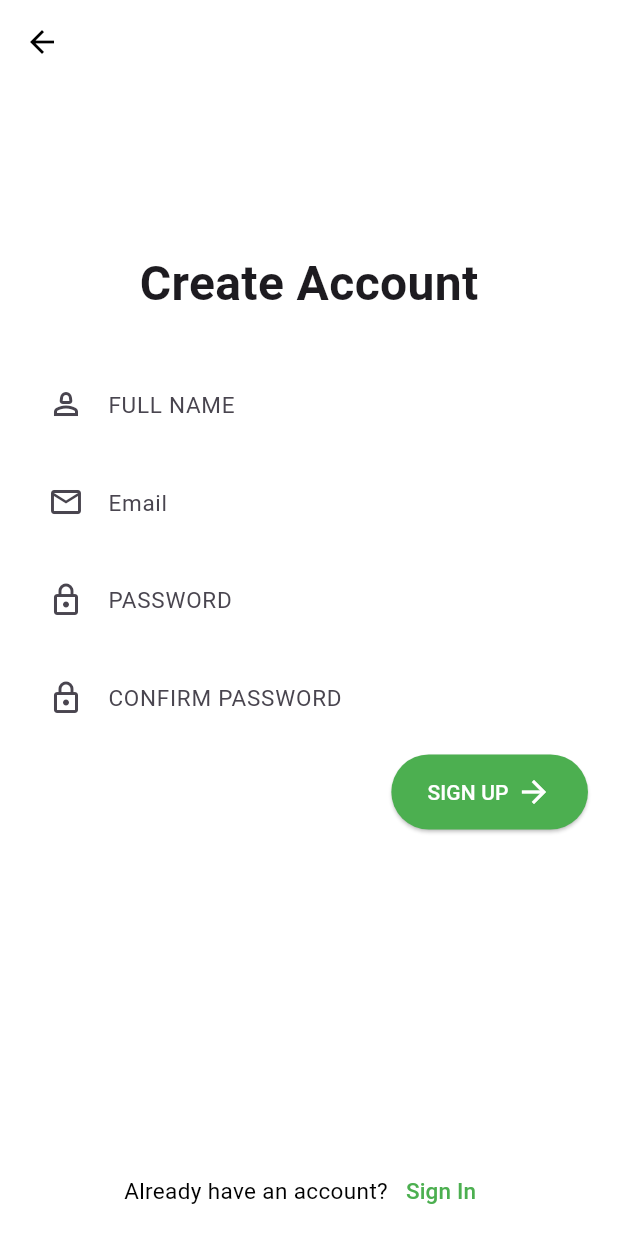
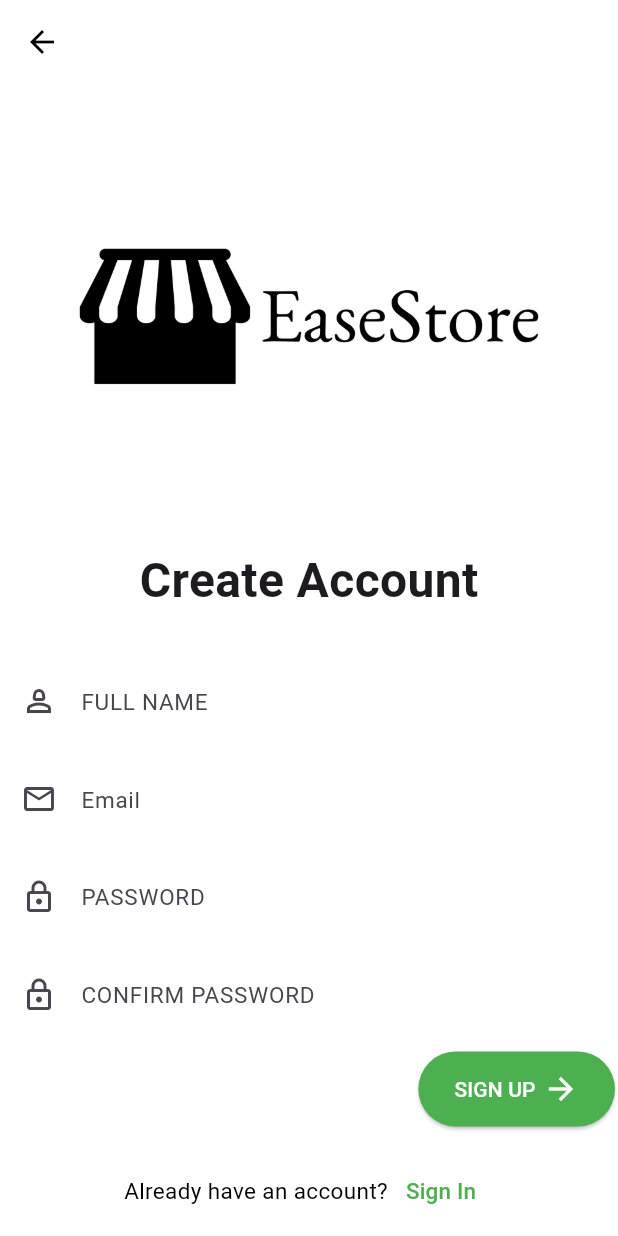
Before and after one commit to aswincs37/easestore, a Flutter app: the screen it shows after launch, after a tap on "Sign Up", on a phone screen of 412 x 824 dp. Run offline on Flutter 3.47's test engine with Material 3 defaults, Android fonts, the phone set to English and light mode, and no system bars; our stand-ins replace carousel_slider, cloud_firestore, firebase_auth, firebase_core, firebase_storage, image_picker and 1 more; accounts and stored records are empty; Roboto replaces fonts that are missing (SFUIDisplay).

Commit message:
final Update all

```diff
--- a/lib/screens/admin/ShowAllProducts.dart
+++ b/lib/screens/admin/ShowAllProducts.dart
@@ -47,7 +47,7 @@ class ShowAllProductsScreen extends StatelessWidget {
                           width: double.infinity,
                           child: Image.network(
                             product['imageUrls'][0], // Display the first image
-                            fit: BoxFit.cover,
+
                           ),
                         ),
                       const SizedBox(height: 10),
--- a/lib/screens/customer/Registration.dart
+++ b/lib/screens/customer/Registration.dart
@@ -79,9 +79,13 @@ class _RegistrationPageState extends State<RegistrationPage> {
       body: SafeArea(
         child: SingleChildScrollView(
           child: Padding(
-            padding: const EdgeInsets.fromLTRB(20, 110, 20, 110),
+            padding: const EdgeInsets.all(2),
             child: Column(
               children: [
+                  Container(
+
+            child: const Image(image: AssetImage("images/black.png")),
+                ),
                 const Text(
                   "Create Account",
                   style: TextStyle(fontSize: 32, fontWeight: FontWeight.bold),
--- a/lib/screens/customer/myaccount.dart
+++ b/lib/screens/customer/myaccount.dart
@@ -86,8 +86,8 @@ class MyAccount extends StatelessWidget {
                 },
               ),
               Image.asset(
-                'images/frock.jpg',
-                height: 150,
+                'images/logo1.png',
+                height: 200,
                 width: MediaQuery.of(context).size.width,
                 fit: BoxFit.cover,
               ),
--- a/lib/screens/customer/product_details.dart
+++ b/lib/screens/customer/product_details.dart
@@ -98,7 +98,7 @@ void addToCart(BuildContext context) async {
             items: product['imageUrls'].map<Widget>((imageUrl) {
               return Image.network(
                 imageUrl,
-                fit: BoxFit.cover,
+                //fit: BoxFit.cover,
                 width: double.infinity,
               );
             }).toList(),
--- a/lib/screens/login.dart
+++ b/lib/screens/login.dart
@@ -98,12 +98,18 @@ class _SignInState extends State<SignIn> {
         }
       },
       child: Scaffold(
+        backgroundColor: Colors.white,
         body: Padding(
-          padding: const EdgeInsets.fromLTRB(20, 110, 20, 110),
+          padding: const EdgeInsets.fromLTRB(20, 20, 20, 20),
+          child: SingleChildScrollView(
             child: Column(
               mainAxisAlignment: MainAxisAlignment.center,
               crossAxisAlignment: CrossAxisAlignment.start,
               children: [
+                Container(
+
+            child: Image(image: AssetImage("images/black.png")),
+                ),
                 const Text(
                   "Login",
                   style: TextStyle(fontSize: 32, fontWeight: FontWeight.bold),
@@ -118,7 +124,7 @@ class _SignInState extends State<SignIn> {
                   controller: emailAddressController,
                   style: const TextStyle(color: Colors.black, fontFamily: 'SFUIDisplay'),
                   decoration: const InputDecoration(
-                  border: InputBorder.none,
+
                     labelText: "EMAIL",
                     prefixIcon: Icon(Icons.email_outlined),
                     labelStyle: TextStyle(fontSize: 15),
@@ -130,7 +136,7 @@ class _SignInState extends State<SignIn> {
                   obscureText: true,
                   style: const TextStyle(color: Colors.black, fontFamily: 'SFUIDisplay'),
                   decoration: InputDecoration(
-                  border: InputBorder.none,
+
                     labelText: "PASSWORD",
                     prefixIcon: const Icon(Icons.lock_outlined),
                     suffixIcon: TextButton(
@@ -181,6 +187,7 @@ class _SignInState extends State<SignIn> {
               ],
             ),
           ),
+        ),
         bottomNavigationBar: SizedBox(
           height: 60,
           child: Row(
```
Also changed, not shown: lib/screens/customer/myorders.dart (+55 -13 lines), images/frock.jpg (deleted). Lines whose indentation alone changed are shown as unchanged.
